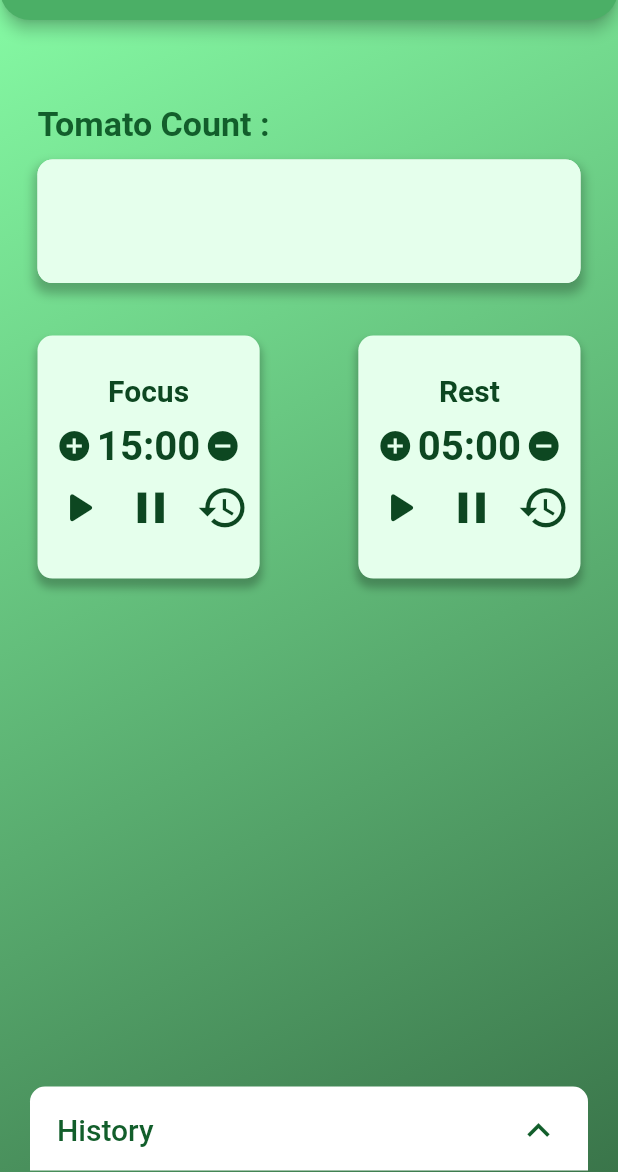
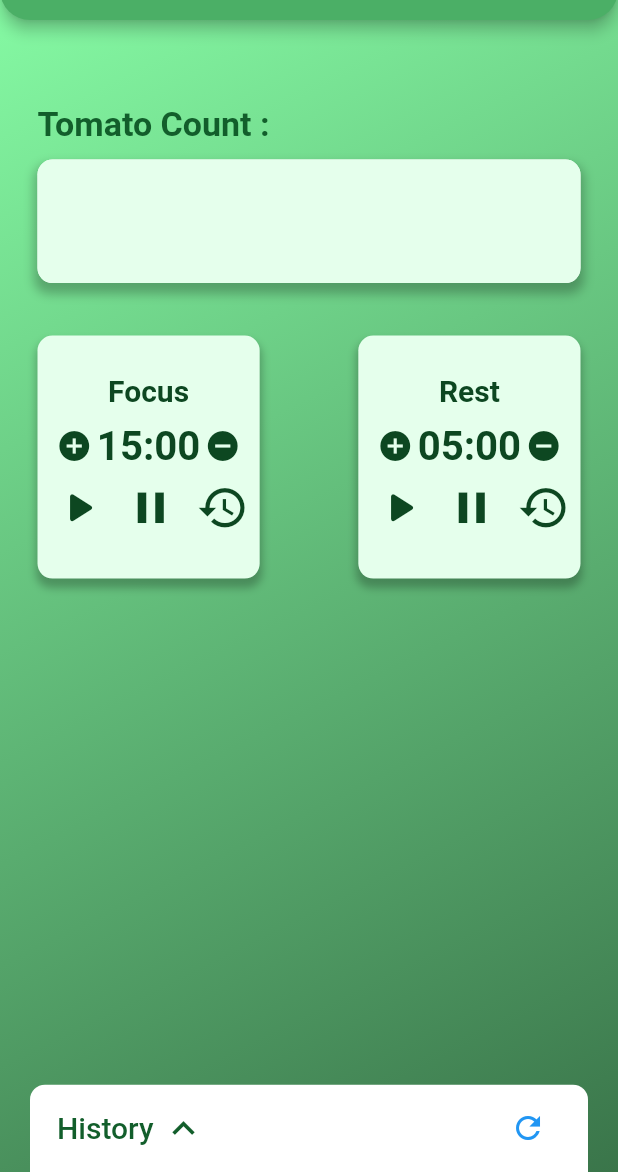
Before and after one commit to Mman7/tomato_clock, a Flutter app: the screen it shows after launch, on a phone screen of 412 x 824 dp, the part 64-1236 px from its top. Run offline on Flutter 3.47's test engine with Material 2 defaults, Android fonts, the light colour scheme and no system bars; drawn by our look-alikes of timer_count_down; our stand-ins replace animate_do, device_preview, flutter_local_notifications, flutter_svg, hexcolor, sizer; missing offline and left inert: localstore.

Commit message:
update ✅ more better history bar active height

```diff
--- a/lib/src/layouts/bottom_history_bar.dart
+++ b/lib/src/layouts/bottom_history_bar.dart
@@ -13,7 +13,7 @@ class _BottomHistoryBarState extends State<BottomHistoryBar> {
   late double height = MediaQuery.of(context).size.height;
   late double width = MediaQuery.of(context).size.width;
   late final appBar = AppBar().preferredSize;
-  historyBarValue() => isHistoryBasOpen ? height / 1.26 : appBar.height;
+  historyBarValue() => isHistoryBasOpen ? height / 1.4 : appBar.height * 1.04;
 
   @override
   Widget build(BuildContext context) {
@@ -23,7 +23,7 @@ class _BottomHistoryBarState extends State<BottomHistoryBar> {
       curve: Curves.fastLinearToSlowEaseIn,
       height: historyBarValue(),
       width: width,
-      bottom: 01,
+      bottom: 0,
       duration: const Duration(seconds: 1),
       child: Container(
         margin: const EdgeInsets.symmetric(horizontal: 20, vertical: 0),
@@ -39,12 +39,8 @@ class _BottomHistoryBarState extends State<BottomHistoryBar> {
   }
 
   TextButton customButton(Color primaryColor) {
-    return TextButton(
-        onPressed: () {
-          setState(() => isHistoryBasOpen = !isHistoryBasOpen);
-        },
-        child:
-            Row(mainAxisAlignment: MainAxisAlignment.spaceBetween, children: [
+    var child1 = Row(
+      children: [
         Text(
           'History ',
           style: TextStyle(color: primaryColor, fontSize: 20),
@@ -61,6 +57,26 @@ class _BottomHistoryBarState extends State<BottomHistoryBar> {
             color: primaryColor,
             size: 30,
           ),
+      ],
+    );
+
+    return TextButton(
+        onPressed: () {
+          setState(() => isHistoryBasOpen = !isHistoryBasOpen);
+        },
+        child:
+            Row(mainAxisAlignment: MainAxisAlignment.spaceBetween, children: [
+          child1,
+          Row(
+            children: [
+              IconButton(
+                constraints: const BoxConstraints(),
+                padding: const EdgeInsets.symmetric(horizontal: 10),
+                onPressed: () {},
+                icon: const Icon(Icons.refresh),
+              )
+            ],
+          )
         ]));
   }
 }
```
Lines whose indentation alone changed are shown as unchanged.
